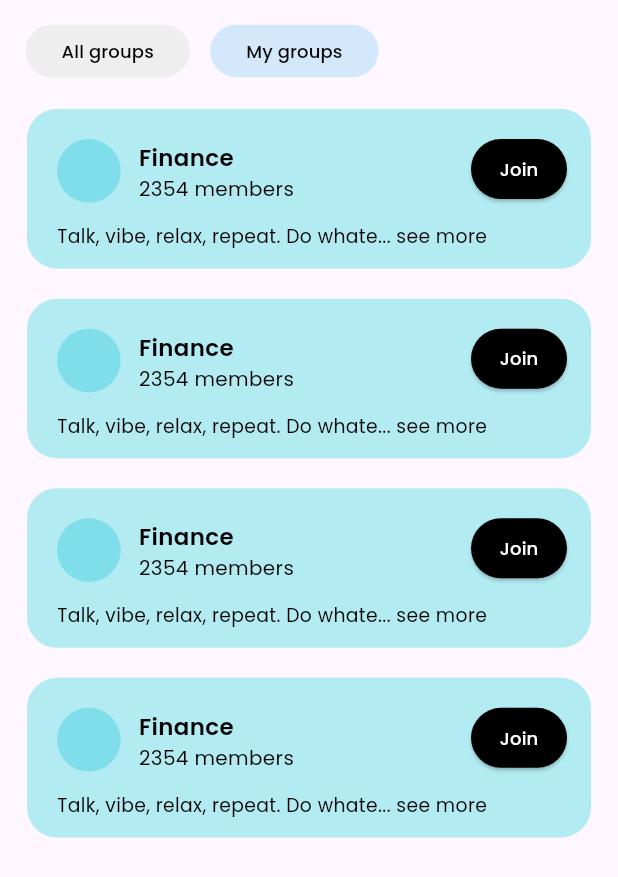
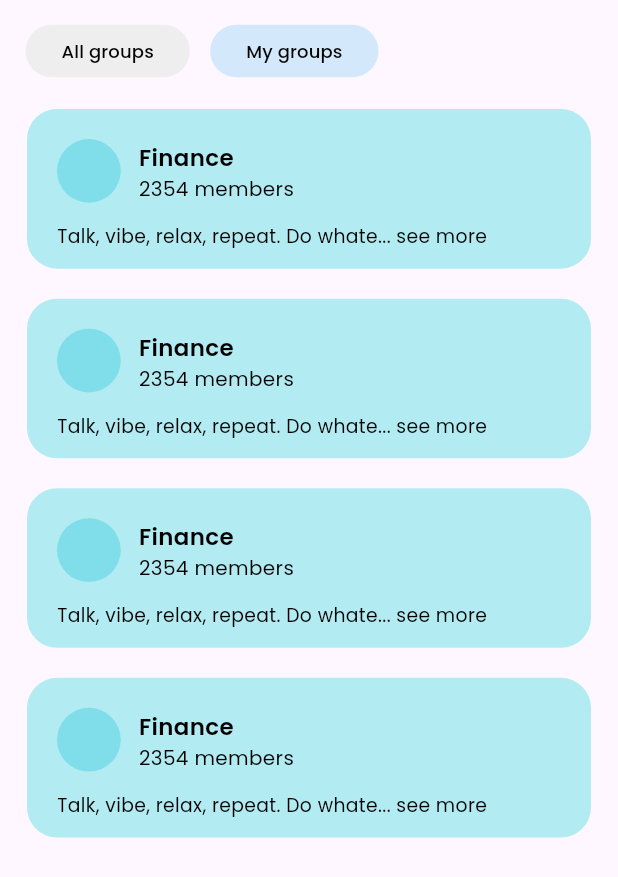
Before and after one commit to Adithya-Sakaray/dev_house, a Flutter app: the GroupScreen screen opened directly, after a tap on "My groups", on a phone screen of 412 x 824 dp. Shown: the top 877 px of the screen. Run offline on Flutter 3.47's test engine with Material 3 defaults, Android fonts, the phone set to English and light mode, and no system bars; our stand-ins replace get, share, video_player.

Commit message:
group_feed

```diff
--- a/lib/screens/group_screen.dart
+++ b/lib/screens/group_screen.dart
@@ -1,3 +1,5 @@
+import 'package:dev_house/screens/feed_page.dart';
+import 'package:dev_house/screens/group_feed_screen.dart';
 import 'package:flutter/material.dart';
 
 import '../widgets/groups/customTile_G.dart';
@@ -102,14 +104,20 @@ class _GroupScreenState extends State<GroupScreen> {
                       child: ListView.builder(
                         itemCount: 15,
                         itemBuilder: (context, index) {
-                          return CustomTile_G(
+                          return GestureDetector(
+                            onTap: () {
+                              Navigator.push(
+                                  context,
+                                  MaterialPageRoute(
+                                      builder: (context) =>
+                                          const GroupFeedScreen()));
+                            },
+                            child: const CustomTile_G(
                               title: 'Design',
                               subtitle: '34554' " members",
                               description:
                                   'Talk, vibe, relax, repeat. Do whatever you',
-                            onPressed: () {
-                              // Action to perform when button is pressed
-                            },
+                            ),
                           );
                         },
                       ),
@@ -119,14 +127,19 @@ class _GroupScreenState extends State<GroupScreen> {
                       child: ListView.builder(
                         itemCount: 4,
                         itemBuilder: (context, index) {
-                          return CustomTile_G(
+                          return GestureDetector(
+                            onTap: () {
+                              Navigator.push(
+                                  context,
+                                  MaterialPageRoute(
+                                      builder: (context) => const FeedPage()));
+                            },
+                            child: const CustomTile_G(
                               title: 'Finance',
                               subtitle: '2354' " members",
                               description:
                                   'Talk, vibe, relax, repeat. Do whatever you',
-                            onPressed: () {
-                              // Action to perform when button is pressed
-                            },
+                            ),
                           );
                         },
                       ),
--- a/lib/widgets/groups/customTile_G.dart
+++ b/lib/widgets/groups/customTile_G.dart
@@ -6,14 +6,12 @@ class CustomTile_G extends StatefulWidget {
   final String title;
   final String subtitle;
   final String description;
-  final VoidCallback onPressed;
 
   const CustomTile_G({
     Key? key,
     required this.title,
     required this.subtitle,
     required this.description,
-    required this.onPressed,
   }) : super(key: key);
 
   @override
@@ -115,9 +113,7 @@ class _CustomTileState extends State<CustomTile_G> {
                 ),
                 // You can add profile picture here
               ),
-              const SizedBox(
-                  // width: 40,
-                  ),
+
               // Text Content Container
               Expanded(
                 child: Padding(
@@ -148,29 +144,6 @@ class _CustomTileState extends State<CustomTile_G> {
                       ),
                       const SizedBox(height: 8), // Adjust as needed
                     ],
-                  ),
-                ),
-              ),
-
-              // Button Container
-              Container(
-                margin: const EdgeInsets.only(top: 4.0, right: 4),
-                child: ElevatedButton(
-                  onPressed: widget.onPressed,
-                  style: ElevatedButton.styleFrom(
-                    padding:
-                        const EdgeInsets.symmetric(vertical: 8, horizontal: 10),
-                    backgroundColor: Colors.black,
-                    shape: RoundedRectangleBorder(
-                      borderRadius: BorderRadius.circular(25.0),
-                    ),
-                  ),
-                  child: const Text(
-                    "Join",
-                    style: TextStyle(
-                      color: Colors.white,
-                      fontSize: 12,
-                    ),
                   ),
                 ),
               ),
```
Also changed, not shown: lib/screens/feed_page.dart (+2 -6 lines), lib/screens/group_feed_screen.dart (added, +16 -0 lines), lib/screens/home_screen.dart (+1 -7 lines). Lines whose indentation alone changed are shown as unchanged.
